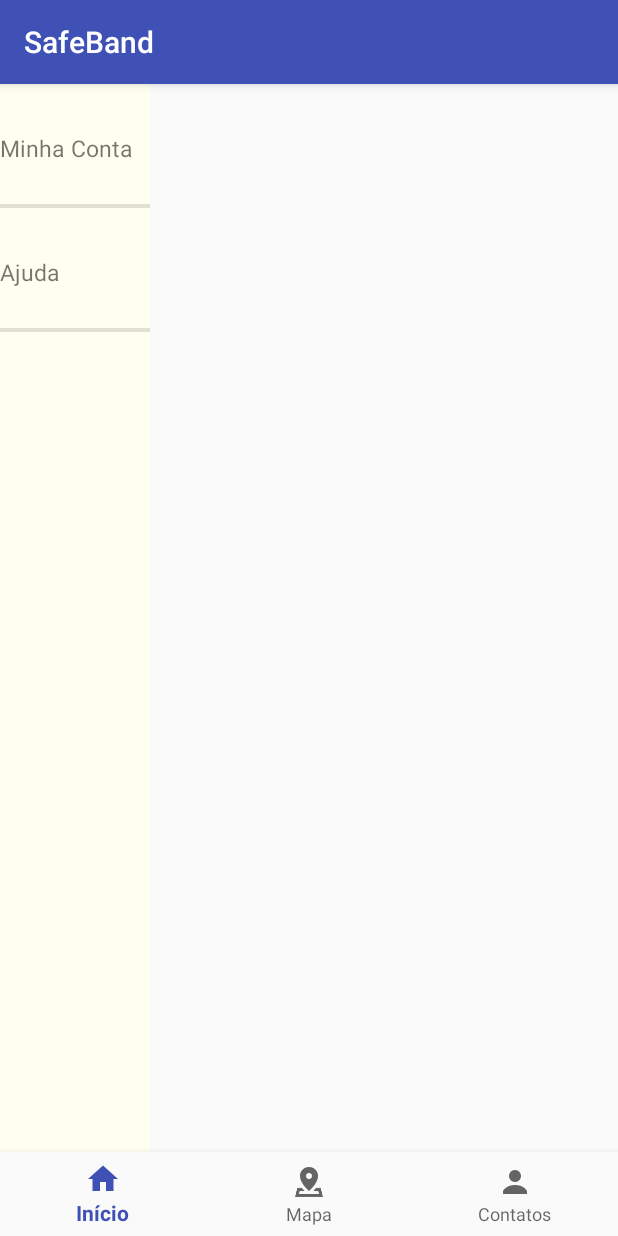
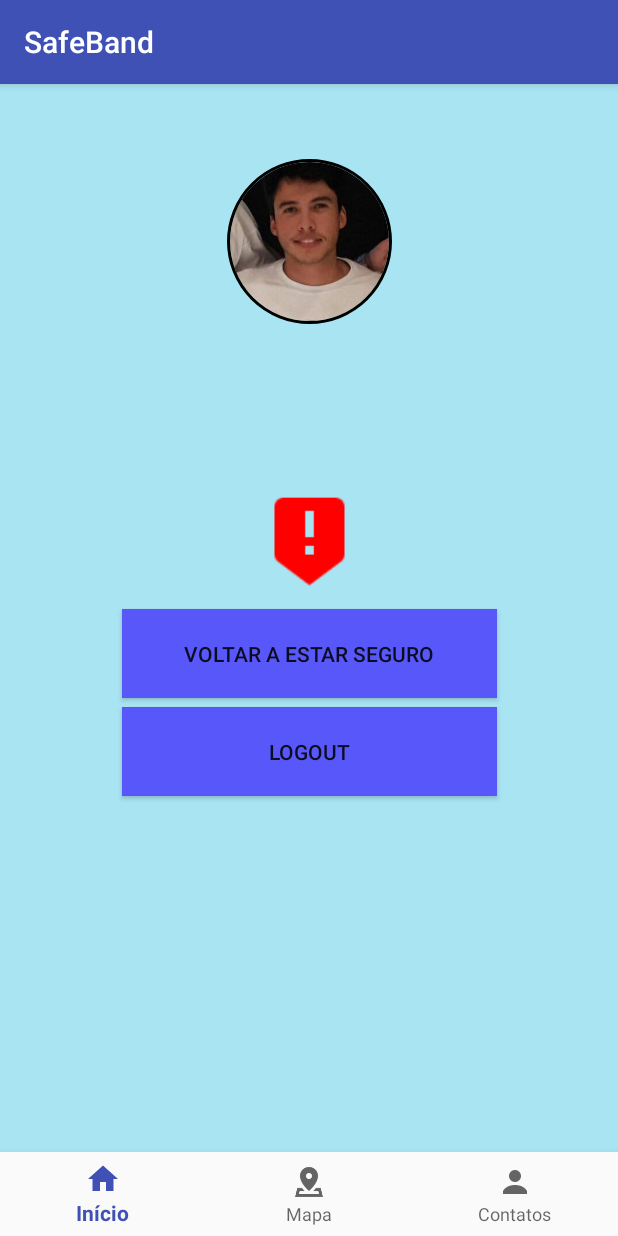
Before and after one commit to yuriigouveia2/SafeBand, an Android app: the screen it shows after launch (MainActivity), on a phone screen of 412 x 824 dp. Run offline under Robolectric (Android 15) with nearby library versions, the phone set to English and light mode, and no system bars; our stand-ins replace CircleImageView, Firebase (no records; nobody signed in at launch, a user with empty details on screens opened directly); 2 statements that could not run were skipped.

Commit message:
Initial design on MainActivity

```diff
--- a/Aparencia/app/build.gradle
+++ b/Aparencia/app/build.gradle
@@ -37,5 +37,7 @@ dependencies {
     testImplementation 'junit:junit:4.12'
     androidTestImplementation 'com.android.support.test:runner:1.0.1'
     androidTestImplementation 'com.android.support.test.espresso:espresso-core:3.0.1'
+    implementation 'de.hdodenhof:circleimageview:2.2.0'
+    implementation 'com.android.support:cardview-v7:26.1.0'
 }
 apply plugin: 'com.google.gms.google-services'
--- a/Aparencia/app/src/main/java/com/example/yurig/aparencia/Firebase/FirebaseConfig.java
+++ b/Aparencia/app/src/main/java/com/example/yurig/aparencia/Firebase/FirebaseConfig.java
@@ -70,7 +70,6 @@ public class FirebaseConfig {
                                 .defaultMarker(BitmapDescriptorFactory.HUE_GREEN)))
                                     .setTitle("Ponto de partida");
 
-
                     //Adiciona marcador na ultima posiçao traçada, de cor vermelha
                    /* if(loc.size() == 1){
                         map.addMarker(new MarkerOptions().position(polyOpt.getPoints().get(loc.size()-1))
--- a/Aparencia/app/src/main/java/com/example/yurig/aparencia/MainActivity.java
+++ b/Aparencia/app/src/main/java/com/example/yurig/aparencia/MainActivity.java
@@ -1,6 +1,7 @@
 package com.example.yurig.aparencia;
 
 import android.content.Intent;
+import android.graphics.Color;
 import android.os.Bundle;
 import android.support.annotation.NonNull;
 import android.support.design.widget.BottomNavigationView;
@@ -14,9 +15,17 @@ import android.view.MenuItem;
 import android.view.View;
 import android.widget.AdapterView;
 import android.widget.ArrayAdapter;
+import android.widget.Button;
 import android.widget.ImageView;
 import android.widget.ListView;
+import android.widget.TextView;
 import android.widget.Toast;
+
+import com.google.firebase.database.DataSnapshot;
+import com.google.firebase.database.DatabaseError;
+import com.google.firebase.database.DatabaseReference;
+import com.google.firebase.database.FirebaseDatabase;
+import com.google.firebase.database.ValueEventListener;
 
 import java.util.ArrayList;
 import java.util.Map;
@@ -27,8 +36,11 @@ public class MainActivity extends AppCompatActivity {
 
     private ArrayList<String> arrayList;
     private ArrayAdapter<String> arrayAdapter;
-    private ListView listView;
+    private Button button;
     private ImageView imageView;
+    private TextView textView;
+    private FirebaseDatabase database;
+    private DatabaseReference mref;
     private BottomNavigationView.OnNavigationItemSelectedListener mOnNavigationItemSelectedListener
             = new BottomNavigationView.OnNavigationItemSelectedListener() {
 
@@ -59,46 +71,44 @@ public class MainActivity extends AppCompatActivity {
         MenuItem menuItem = menu.getItem(0);
         menuItem.setChecked(true);
 
-        listView = (ListView) findViewById(R.id.list_view);
-        imageView = (ImageView) findViewById(imagem);
         arrayList = new ArrayList<String>();
         arrayList.add("Minha Conta");
         arrayList.add("Ajuda");
         arrayAdapter = new ArrayAdapter<String>(MainActivity.this, R.layout.list,R.id.item, arrayList);
 
-        listView.setAdapter(arrayAdapter);
-        listView.setBackgroundColor(getResources().getColor(R.color.colorPrimaryLight));
+        //ADD VIEW PAGER
+        imageView = (ImageView) findViewById(R.id.img_status);
+        textView = (TextView) findViewById(R.id.nome);
+        button = (Button) findViewById(R.id.muda_status);
 
-        listView.setOnItemClickListener(new AdapterView.OnItemClickListener() {
+        database = FirebaseDatabase.getInstance();
+        mref = database.getReferenceFromUrl("https://onyx-silo-199918.firebaseio.com/").child("clientes").child("cliente1");
+
+        mref.addValueEventListener(new ValueEventListener() {
             @Override
-            public void onItemClick(AdapterView<?> adapterView, View view, int i, long l) {
-                switch (i){
-                    case 0:
-                        startActivity(new Intent(MainActivity.this, MinhaContaActivity.class));
-                        break;
-                    case 1:
-                        startActivity(new Intent(MainActivity.this, AjudaActivity.class));
-                        break;
+            public void onDataChange(final DataSnapshot dataSnapshot) {
+                textView.setText("Usuário: " + dataSnapshot.child("nome").getValue().toString());
+
+                if(!dataSnapshot.child("flagSafe").getValue(boolean.class)){
+                    imageView.setImageResource(R.mipmap.seguro);
+                    imageView.setColorFilter(Color.GREEN);
+                }else {
+                    imageView.setImageResource(R.mipmap.perigo);
+                    imageView.setColorFilter(Color.RED);
+
+                    button.setOnClickListener(new View.OnClickListener() {
+                        @Override
+                        public void onClick(View view) {
+                            mref.child("flagSafe").setValue(false);
+                        }
+                    });
                 }
             }
+
+            @Override
+            public void onCancelled(DatabaseError databaseError) {
+
+            }
         });
-
-        //CustomListAdapter adapter = new CustomListAdapter(this, arrayList, R.layout.list);
-        /*
-        Integer[] img = {R.mipmap.meus_dados, R.mipmap.ajuda};
-        Map<String, Integer> map = new HashMap<>();
-        map.put("Minha Conta", img[0]);
-        map.put("Ajuda", img[1]);
-        listView = (ListView) findViewById(R.id.list_view);
-        imageView = (ImageView) findViewById(imagem);
-        arrayList = new ArrayList<Map<String,Integer>>();
-        arrayList.add(map);
-        arrayAdapter = new SimpleAdapter(MainActivity.this, arrayList, R.layout.list, new String[]{"Minha Conta","Ajuda"}, new int[] {R.id.imagem, R.id.item});
-
-        listView.setAdapter(arrayAdapter);
-        listView.setBackgroundColor(getResources().getColor(R.color.colorPrimaryLight));
-         */
-
-        //ADD VIEW PAGER
     }
 }
--- a/Aparencia/app/src/main/res/layout/activity_main.xml
+++ b/Aparencia/app/src/main/res/layout/activity_main.xml
@@ -5,7 +5,9 @@
     android:id="@+id/container"
     android:layout_width="match_parent"
     android:layout_height="match_parent"
+    android:background="#A9E4F2"
     tools:context="com.example.yurig.aparencia.MainActivity">
+
     <android.support.design.widget.BottomNavigationView
         android:id="@+id/navigation"
         android:layout_width="0dp"
@@ -18,18 +20,67 @@
         app:layout_constraintRight_toRightOf="parent"
         app:menu="@menu/navigation" />
 
-    <ListView
-        android:id="@+id/list_view"
-        android:layout_width="100dp"
-        android:layout_height="match_parent"
-        android:dividerHeight="2.5dp"
-        android:gravity="center"
-        android:textAlignment="center"
-        tools:layout_editor_absoluteX="8dp"
-        tools:layout_editor_absoluteY="8dp"
-        tools:ignore="MissingConstraints"
+    <de.hdodenhof.circleimageview.CircleImageView
+        android:id="@+id/img_perfil"
+        android:src="@mipmap/cliente1"
+        android:layout_width="110dp"
+        android:layout_height="110dp"
+        app:layout_constraintLeft_toLeftOf="parent"
+        app:layout_constraintRight_toRightOf="parent"
+        app:layout_constraintTop_toTopOf="parent"
+        android:layout_marginTop="50dp"
+        app:civ_border_width="2dp"
+        app:civ_border_color="#000000"/>
+
+
+    <TextView
+        android:id="@+id/nome"
+        android:layout_width="wrap_content"
+        android:layout_height="wrap_content"
+        android:layout_alignParentBottom="true"
+        android:layout_alignParentTop="true"
+        android:layout_below="@id/img_perfil"
+        android:textColor="#000000"
+        android:textSize="50px"
+        app:layout_constraintLeft_toLeftOf="parent"
+        app:layout_constraintRight_toRightOf="parent"
+        app:layout_constraintTop_toTopOf="parent"
+        android:layout_marginTop="200dp"
         />
 
+    <ImageView
+        android:id="@+id/img_status"
+        android:layout_width="70dp"
+        android:layout_height="70dp"
+        app:layout_constraintLeft_toLeftOf="parent"
+        app:layout_constraintRight_toRightOf="parent"
+        app:layout_constraintTop_toTopOf="parent"
+        android:layout_marginTop="270dp"/>
+    <Button
+        android:id="@+id/muda_status"
+        android:layout_width="250dp"
+        android:layout_height="wrap_content"
+        app:layout_constraintLeft_toLeftOf="parent"
+        app:layout_constraintRight_toRightOf="parent"
+        app:layout_constraintTop_toTopOf="parent"
+        android:layout_marginTop="350dp"
+        android:text="Voltar a estar Seguro"
+        android:paddingTop="20dp"
+        android:paddingBottom="20dp"
+        android:background="#5858FA"/>
+
+    <Button
+        android:id="@+id/logout"
+        android:layout_width="250dp"
+        android:layout_height="wrap_content"
+        app:layout_constraintLeft_toLeftOf="parent"
+        app:layout_constraintRight_toRightOf="parent"
+        app:layout_constraintTop_toTopOf="parent"
+        android:layout_marginTop="415dp"
+        android:text="Logout"
+        android:paddingTop="20dp"
+        android:paddingBottom="20dp"
+        android:background="#5858FA"/>
 
 
 </android.support.constraint.ConstraintLayout>
```
Also changed, not shown: Aparencia/app/src/main/res/mipmap-mdpi/cliente1.jpg (added).
